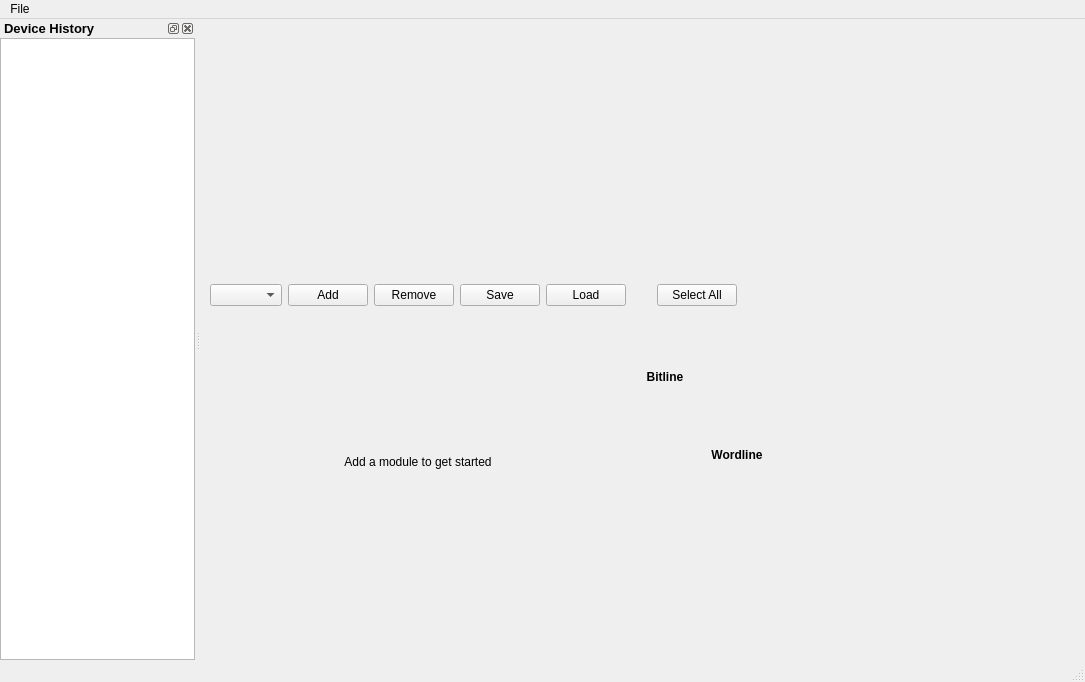
arc-instruments/arc2control, file uis/mainwindow.ui: the form before one commit.
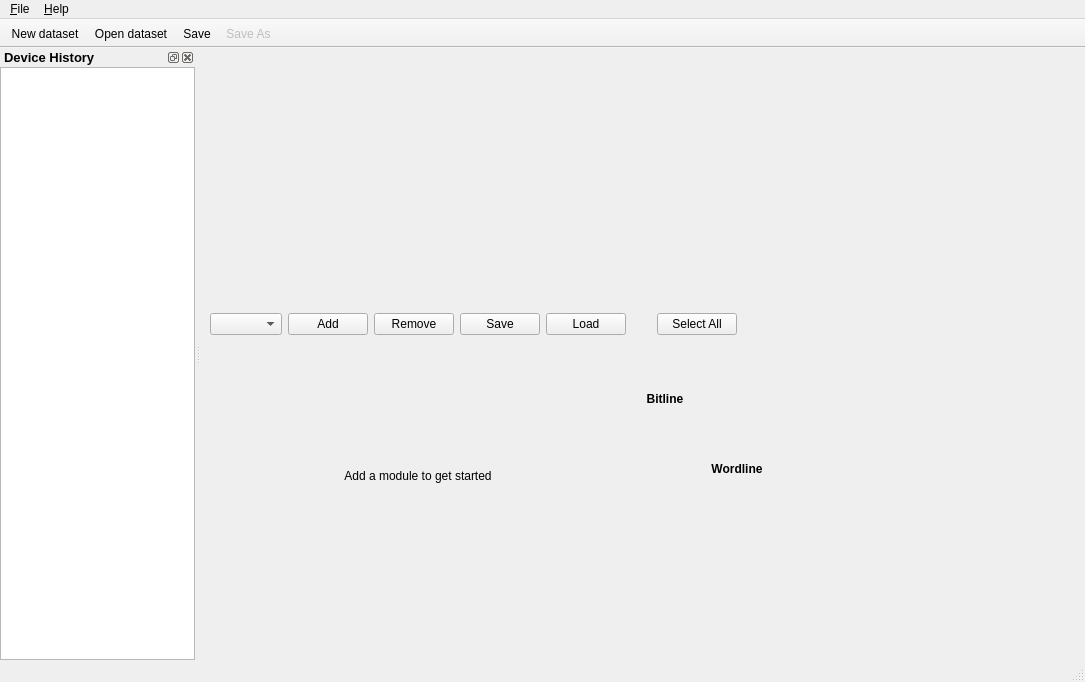
The form after the commit. Custom widgets are drawn as their Qt base class.

The edit to the form file:
```diff
--- a/uis/mainwindow.ui
+++ b/uis/mainwindow.ui
@@ -267,22 +267,6 @@
     </item>
    </layout>
   </widget>
-  <widget class="QMenuBar" name="menubar">
-   <property name="geometry">
-    <rect>
-     <x>0</x>
-     <y>0</y>
-     <width>1085</width>
-     <height>20</height>
-    </rect>
-   </property>
-   <widget class="QMenu" name="menuFile">
-    <property name="title">
-     <string>File</string>
-    </property>
-   </widget>
-   <addaction name="menuFile"/>
-  </widget>
   <widget class="QStatusBar" name="statusbar"/>
   <widget class="QDockWidget" name="dockWidget">
    <property name="minimumSize">
@@ -320,6 +304,104 @@
     </layout>
    </widget>
   </widget>
+  <widget class="QMenuBar" name="menubar">
+   <property name="geometry">
+    <rect>
+     <x>0</x>
+     <y>0</y>
+     <width>1085</width>
+     <height>20</height>
+    </rect>
+   </property>
+   <widget class="QMenu" name="menuFile">
+    <property name="title">
+     <string>&amp;File</string>
+    </property>
+    <addaction name="newDatasetAction"/>
+    <addaction name="openDatasetAction"/>
+    <addaction name="saveDatasetAction"/>
+    <addaction name="saveDatasetAsAction"/>
+    <addaction name="separator"/>
+    <addaction name="quitAction"/>
+   </widget>
+   <widget class="QMenu" name="menuHelp">
+    <property name="title">
+     <string>&amp;Help</string>
+    </property>
+    <addaction name="actionAbout"/>
+   </widget>
+   <addaction name="menuFile"/>
+   <addaction name="menuHelp"/>
+  </widget>
+  <widget class="QToolBar" name="mainToolbar">
+   <property name="windowTitle">
+    <string>Main Toolbar</string>
+   </property>
+   <property name="movable">
+    <bool>false</bool>
+   </property>
+   <property name="toolButtonStyle">
+    <enum>Qt::ToolButtonIconOnly</enum>
+   </property>
+   <property name="floatable">
+    <bool>false</bool>
+   </property>
+   <attribute name="toolBarArea">
+    <enum>TopToolBarArea</enum>
+   </attribute>
+   <attribute name="toolBarBreak">
+    <bool>false</bool>
+   </attribute>
+   <addaction name="newDatasetAction"/>
+   <addaction name="openDatasetAction"/>
+   <addaction name="saveDatasetAction"/>
+   <addaction name="saveDatasetAsAction"/>
+  </widget>
+  <action name="openDatasetAction">
+   <property name="text">
+    <string>&amp;Open dataset</string>
+   </property>
+   <property name="shortcut">
+    <string>Ctrl+O</string>
+   </property>
+  </action>
+  <action name="saveDatasetAction">
+   <property name="text">
+    <string>&amp;Save</string>
+   </property>
+   <property name="shortcut">
+    <string>Ctrl+S</string>
+   </property>
+  </action>
+  <action name="saveDatasetAsAction">
+   <property name="enabled">
+    <bool>false</bool>
+   </property>
+   <property name="text">
+    <string>Save &amp;As</string>
+   </property>
+  </action>
+  <action name="quitAction">
+   <property name="text">
+    <string>&amp;Quit</string>
+   </property>
+   <property name="shortcut">
+    <string>Ctrl+Q</string>
+   </property>
+  </action>
+  <action name="newDatasetAction">
+   <property name="text">
+    <string>&amp;New dataset</string>
+   </property>
+   <property name="shortcut">
+    <string>Ctrl+N</string>
+   </property>
+  </action>
+  <action name="actionAbout">
+   <property name="text">
+    <string>About</string>
+   </property>
+  </action>
  </widget>
  <customwidgets>
   <customwidget>
```
